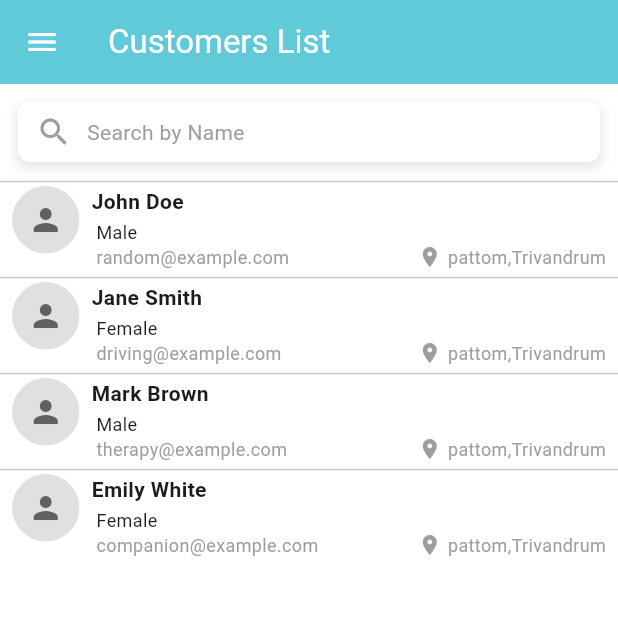
After one commit to adi0213/Karuthal_Staff, a Flutter app: the CustomersList screen opened directly, on a phone screen of 412 x 824 dp, the top half of it. The commit adds this screen. Run offline on Flutter 3.47's test engine with Material 3 defaults, Android fonts, the phone set to English and light mode, and no system bars; our stand-ins replace google_fonts.

Commit message:
made changes

```diff
--- /dev/null
+++ b/lib/customerslist.dart
@@ -0,0 +1,154 @@
+import 'package:flutter/material.dart';
+
+class CustomersList extends StatelessWidget {
+  final List<Map<String, String>> serviceData = [
+    {
+      'name': 'John Doe',
+      'gender': 'Male',
+      'email': 'random@example.com',
+      'place': 'pattom,Trivandrum'
+    },
+    {
+      'name': 'Jane Smith',
+      'gender': 'Female',
+      'email': 'driving@example.com',
+      'place': 'pattom,Trivandrum'
+    },
+    {
+      'name': 'Mark Brown',
+      'gender': 'Male',
+      'email': 'therapy@example.com',
+      'place': 'pattom,Trivandrum'
+    },
+    {
+      'name': 'Emily White',
+      'gender': 'Female',
+      'email': 'companion@example.com',
+      'place': 'pattom,Trivandrum'
+    },
+  ];
+
+  @override
+  Widget build(BuildContext context) {
+    return Scaffold(
+      backgroundColor: Colors.white,
+      appBar: AppBar(
+        backgroundColor: Color(0xFF60CAD8),
+        title: Text(
+          'Customers List',
+          style: TextStyle(
+            color: Colors.white,
+          ),
+        ),
+        leading: Builder(
+          builder: (context) {
+            return IconButton(
+              icon: Icon(Icons.menu, color: Colors.white),
+              onPressed: () {
+                Scaffold.of(context).openDrawer();
+              },
+            );
+          },
+        ),
+      ),
+      drawer: Drawer(),
+      body: Column(
+        children: [
+          Padding(
+            padding: const EdgeInsets.all(12.0),
+            child: buildSearchBar(),
+          ),
+          Divider(height: 2),
+          Expanded(
+            child: ListView.builder(
+              itemCount: serviceData.length,
+              itemBuilder: (context, index) {
+                final item = serviceData[index];
+                return Column(
+                  children: [
+                    buildServiceItem(item['name']!, item['gender']!,
+                        item['email']!, item['place']!),
+                    if (index < serviceData.length - 1) Divider(height: 2),
+                  ],
+                );
+              },
+            ),
+          ),
+        ],
+      ),
+    );
+  }
+
+  Widget buildSearchBar() {
+    return Container(
+      decoration: BoxDecoration(
+        color: Colors.white,
+        boxShadow: [
+          BoxShadow(
+            color: Colors.black.withOpacity(0.1),
+            spreadRadius: 1,
+            blurRadius: 5,
+            offset: Offset(0, 3),
+          ),
+        ],
+        borderRadius: BorderRadius.circular(8),
+      ),
+      child: Padding(
+        padding: EdgeInsets.symmetric(horizontal: 12, vertical: 8),
+        child: Row(
+          children: [
+            Icon(Icons.search, color: Colors.grey),
+            SizedBox(width: 10),
+            Text('Search by Name', style: TextStyle(color: Colors.grey)),
+          ],
+        ),
+      ),
+    );
+  }
+
+  Widget buildServiceItem(
+      String title, String gender, String email, String place) {
+    return Padding(
+      padding: const EdgeInsets.symmetric(vertical: 2.0, horizontal: 8.0),
+      child: Row(
+        crossAxisAlignment: CrossAxisAlignment.start,
+        children: [
+          ClipOval(
+            child: Container(
+              color: Colors.grey[300],
+              width: 45,
+              height: 45,
+              child: Icon(Icons.person, color: Colors.grey[700]),
+            ),
+          ),
+          SizedBox(width: 8),
+          Expanded(
+            child: Column(
+              crossAxisAlignment: CrossAxisAlignment.start,
+              children: [
+                Text(title, style: TextStyle(fontWeight: FontWeight.bold)),
+                SizedBox(height: 2),
+                Text(' $gender', style: TextStyle(fontSize: 12)),
+                Row(
+                  children: [
+                    Expanded(
+                      child: Text(' $email',
+                          style: TextStyle(fontSize: 12, color: Colors.grey)),
+                    ),
+                    SizedBox(width: 4), // Space between email and place
+                    Icon(Icons.location_on,
+                        size: 16, color: Colors.grey), // Location icon
+                    SizedBox(width: 4), // Space between icon and place text
+                    Text(place,
+                        style: TextStyle(fontSize: 12, color: Colors.grey)),
+                  ],
+                ),
+                SizedBox(height: 2),
+              ],
+            ),
+          ),
+        ],
+      ),
+    );
+  }
+}
```
Also changed, not shown: lib/managerslist.dart (added, +154 -0 lines), lib/staffDrawer.dart (+95 -32 lines), lib/studentslist.dart (added, +153 -0 lines).
